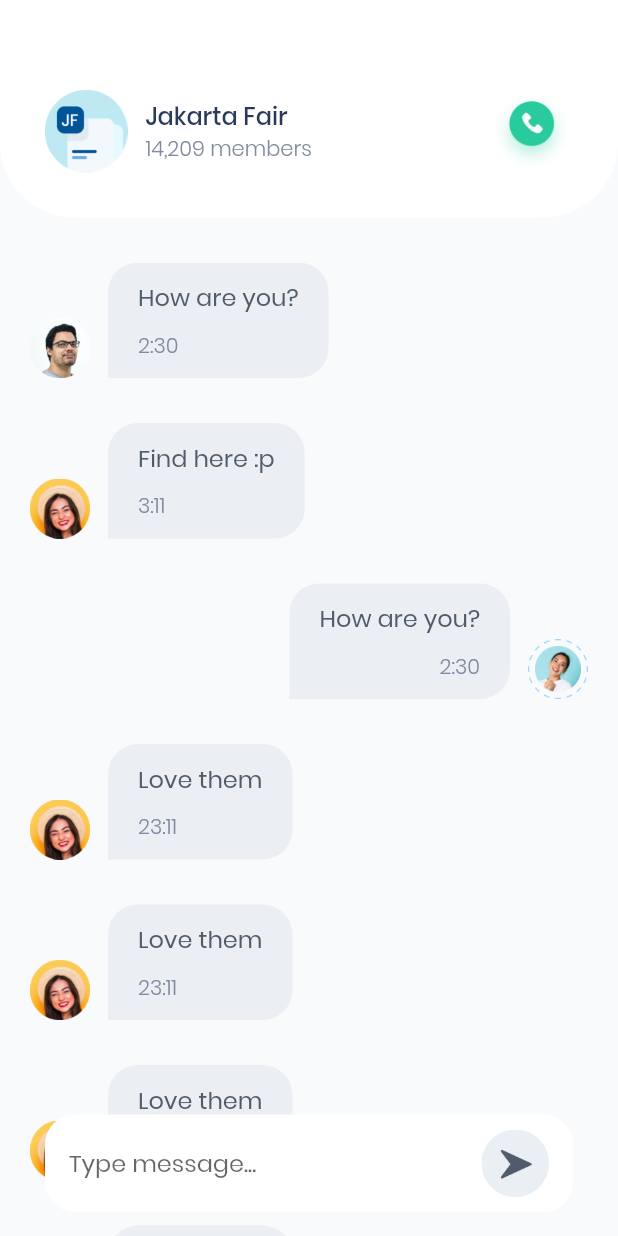
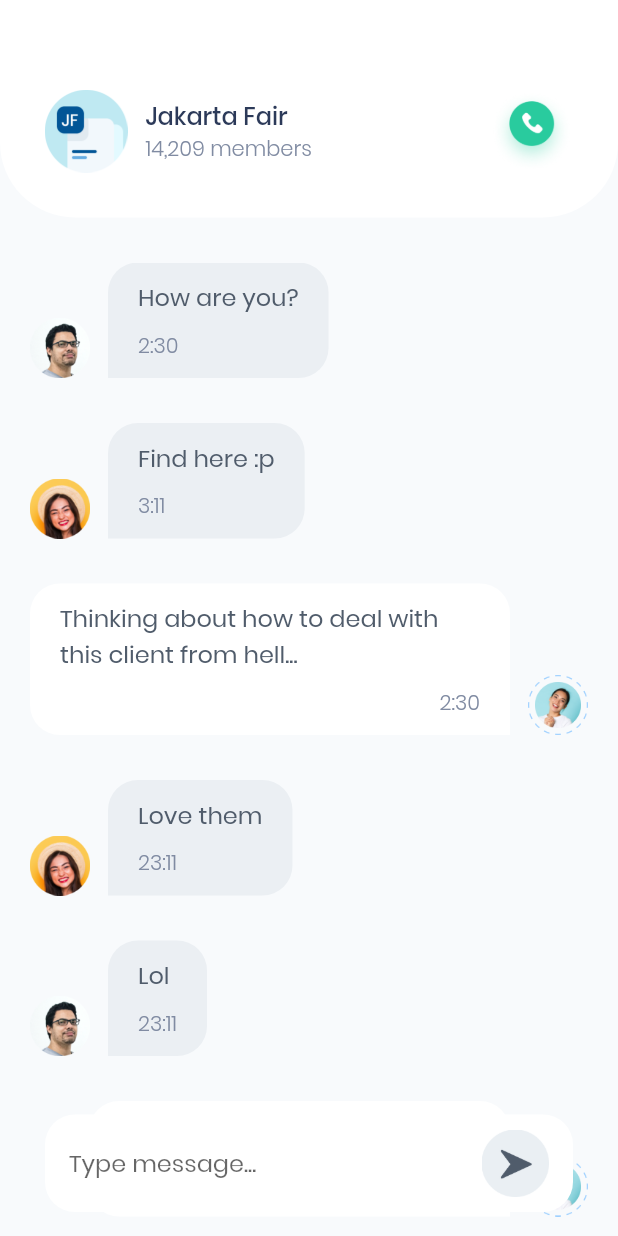
Before and after one commit to Syamil08/bwa_chatty, a Flutter app: the ChatPage screen opened directly, on a phone screen of 412 x 824 dp. Run offline on Flutter 3.47's test engine with Material 2 defaults, Android fonts, the phone set to English and light mode, and no system bars.

Commit message:
update minor on chat page

```diff
--- a/lib/pages/chat_page.dart
+++ b/lib/pages/chat_page.dart
@@ -109,7 +109,8 @@ class ChatPage extends StatelessWidget {
                     ),
                     SendMessage(
                       imageUrl: 'assets/images/profiles.png',
-                      textMessage: 'How are you?',
+                      textMessage:
+                          'Thinking about how to deal with this client from hell...',
                       time: '2:30',
                     ),
                     ReceiveMessage(
@@ -118,23 +119,18 @@ class ChatPage extends StatelessWidget {
                       time: '23:11',
                     ),
                     ReceiveMessage(
-                      imageUrl: 'assets/images/friends_2.png',
-                      textMessage: 'Love them',
+                      imageUrl: 'assets/images/friends_1.png',
+                      textMessage: 'Lol',
+                      time: '23:11',
+                    ),
+                    SendMessage(
+                      imageUrl: 'assets/images/profiles.png',
+                      textMessage: 'Btw, what are you doing guys?',
                       time: '23:11',
                     ),
                     ReceiveMessage(
                       imageUrl: 'assets/images/friends_2.png',
-                      textMessage: 'Love them',
-                      time: '23:11',
-                    ),
-                    ReceiveMessage(
-                      imageUrl: 'assets/images/friends_2.png',
-                      textMessage: 'Love them',
-                      time: '23:11',
-                    ),
-                    ReceiveMessage(
-                      imageUrl: 'assets/images/friends_2.png',
-                      textMessage: 'Love them',
+                      textMessage: 'Working on project :)',
                       time: '23:11',
                     ),
                   ],
--- a/lib/widgets/receive_message.dart
+++ b/lib/widgets/receive_message.dart
@@ -25,7 +25,8 @@ class ReceiveMessage extends StatelessWidget {
           SizedBox(
             width: 12,
           ),
-          Container(
+          Flexible(
+            child: Container(
               padding: EdgeInsets.symmetric(
                 vertical: 11,
                 horizontal: 20,
@@ -54,6 +55,7 @@ class ReceiveMessage extends StatelessWidget {
                   )
                 ],
               ),
+            ),
           )
         ],
       ),
--- a/lib/widgets/send_message.dart
+++ b/lib/widgets/send_message.dart
@@ -18,17 +18,18 @@ class SendMessage extends StatelessWidget {
         mainAxisAlignment: MainAxisAlignment.end,
         crossAxisAlignment: CrossAxisAlignment.end,
         children: <Widget>[
-          Container(
+          Flexible(
+            child: Container(
               padding: EdgeInsets.symmetric(
                 vertical: 11,
                 horizontal: 20,
               ),
               decoration: BoxDecoration(
-              color: bubleChatBg,
+                color: whiteColor,
                 borderRadius: BorderRadius.only(
                   topLeft: Radius.circular(20),
                   topRight: Radius.circular(20),
-                bottomRight: Radius.circular(20),
+                  bottomLeft: Radius.circular(20),
                 ),
               ),
               child: Column(
@@ -48,6 +49,7 @@ class SendMessage extends StatelessWidget {
                 ],
               ),
             ),
+          ),
           SizedBox(
             width: 12,
           ),
```
Lines whose indentation alone changed are shown as unchanged.
